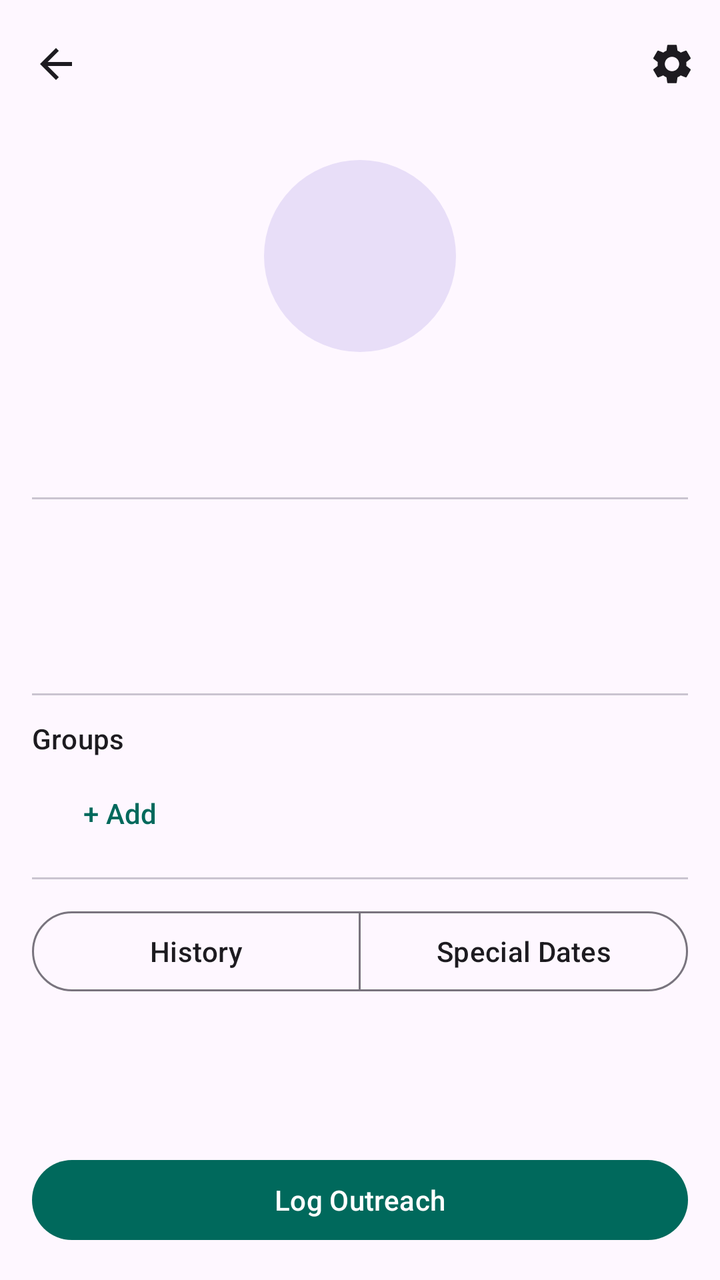
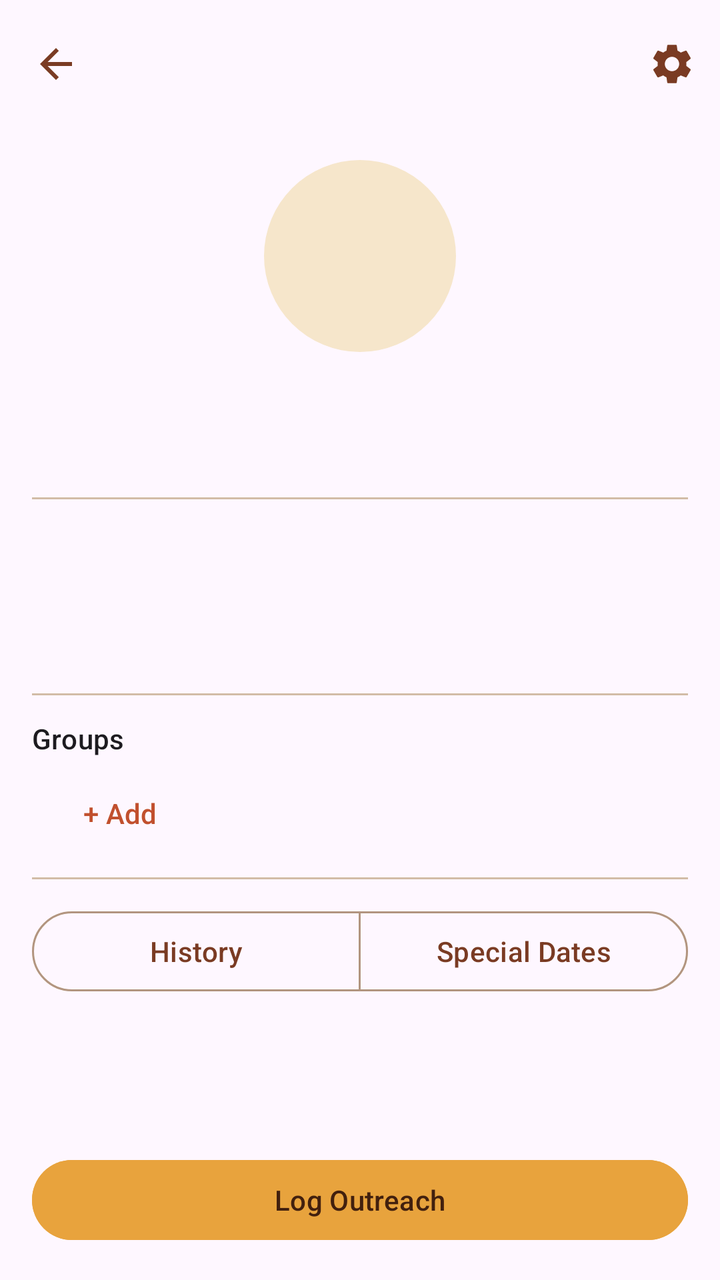

An Android layout rendered at two revisions. The XML below is the earlier revision; the diff shows what the commit changed to produce the second picture.
<!-- AndroidManifest.xml: application theme Theme.FriendMinder -->
<!-- res/layout/fragment_contact_detail.xml -->
<?xml version="1.0" encoding="utf-8"?>
<LinearLayout xmlns:android="http://schemas.android.com/apk/res/android"
    xmlns:app="http://schemas.android.com/apk/res-auto"
    android:layout_width="match_parent"
    android:layout_height="match_parent"
    android:orientation="vertical">

    <com.google.android.material.appbar.MaterialToolbar
        android:id="@+id/toolbar"
        android:layout_width="match_parent"
        android:layout_height="?attr/actionBarSize"
        app:navigationIcon="@drawable/ic_arrow_back"
        app:menu="@menu/menu_contact_detail" />

    <ScrollView
        android:layout_width="match_parent"
        android:layout_height="wrap_content"
        android:layout_marginBottom="@dimen/fm_space_2">

        <LinearLayout
            android:layout_width="match_parent"
            android:layout_height="wrap_content"
            android:orientation="vertical"
            android:padding="@dimen/fm_space_4">

            <FrameLayout
                android:layout_width="@dimen/fm_avatar_size_detail"
                android:layout_height="@dimen/fm_avatar_size_detail"
                android:layout_gravity="center_horizontal">

                <ImageView
                    android:id="@+id/contactPhoto"
                    android:layout_width="@dimen/fm_avatar_size_detail"
                    android:layout_height="@dimen/fm_avatar_size_detail"
                    android:background="@drawable/bg_avatar_placeholder"
                    android:scaleType="centerCrop"
                    android:visibility="gone"
                    android:contentDescription="@null" />

                <TextView
                    android:id="@+id/contactInitial"
                    android:layout_width="@dimen/fm_avatar_size_detail"
                    android:layout_height="@dimen/fm_avatar_size_detail"
                    android:background="@drawable/bg_avatar_placeholder"
                    android:gravity="center"
                    android:textAppearance="?attr/textAppearanceHeadlineSmall"
                    android:textColor="?attr/colorOnSecondaryContainer" />
            </FrameLayout>

            <TextView
                android:id="@+id/contactNameText"
                android:layout_width="match_parent"
                android:layout_height="wrap_content"
                android:layout_marginTop="@dimen/fm_space_2"
                android:gravity="center"
                android:textAppearance="?attr/textAppearanceHeadlineSmall" />

            <TextView
                android:id="@+id/birthdayFrequencyCaption"
                android:layout_width="match_parent"
                android:layout_height="wrap_content"
                android:gravity="center"
                android:textAppearance="?attr/textAppearanceBodySmall"
                android:textColor="?attr/colorOnSurfaceVariant" />

            <View
                android:layout_width="match_parent"
                android:layout_height="1dp"
                android:layout_marginTop="@dimen/fm_space_4"
                android:background="?attr/colorOutlineVariant" />

            <TextView
                android:id="@+id/lastContactText"
                android:layout_width="match_parent"
                android:layout_height="wrap_content"
                android:layout_marginTop="@dimen/fm_space_3"
                android:textAppearance="?attr/textAppearanceBodyLarge" />

            <TextView
                android:id="@+id/streakText"
                android:layout_width="match_parent"
                android:layout_height="wrap_content"
                android:layout_marginTop="@dimen/fm_space_1"
                android:textAppearance="?attr/textAppearanceBodyLarge" />

            <TextView
                android:id="@+id/reachRateText"
                android:layout_width="match_parent"
                android:layout_height="wrap_content"
                android:layout_marginTop="@dimen/fm_space_1"
                android:textAppearance="?attr/textAppearanceBodyLarge" />

            <View
                android:layout_width="match_parent"
                android:layout_height="1dp"
                android:layout_marginTop="@dimen/fm_space_3"
                android:background="?attr/colorOutlineVariant" />

            <TextView
                android:layout_width="match_parent"
                android:layout_height="wrap_content"
                android:layout_marginTop="@dimen/fm_space_3"
                android:text="@string/label_groups_header"
                android:textAppearance="?attr/textAppearanceLabelLarge" />

            <com.google.android.material.chip.ChipGroup
                android:id="@+id/groupsChipGroup"
                android:layout_width="match_parent"
                android:layout_height="wrap_content"
                android:layout_marginTop="@dimen/fm_space_1" />

            <Button
                android:id="@+id/addGroupButton"
                style="@style/Widget.Material3.Button.TextButton"
                android:layout_width="wrap_content"
                android:layout_height="wrap_content"
                android:text="@string/action_add_group_chip" />

            <View
                android:layout_width="match_parent"
                android:layout_height="1dp"
                android:layout_marginTop="@dimen/fm_space_2"
                android:background="?attr/colorOutlineVariant" />

            <com.google.android.material.button.MaterialButtonToggleGroup
                android:id="@+id/tabToggleGroup"
                android:layout_width="match_parent"
                android:layout_height="wrap_content"
                android:layout_marginTop="@dimen/fm_space_3"
                app:singleSelection="true"
                app:selectionRequired="true">

                <com.google.android.material.button.MaterialButton
                    android:id="@+id/historyToggleButton"
                    style="@style/Widget.Material3.Button.OutlinedButton"
                    android:layout_width="0dp"
                    android:layout_height="48dp"
                    android:layout_weight="1"
                    android:text="@string/label_tab_history" />

                <com.google.android.material.button.MaterialButton
                    android:id="@+id/specialDatesToggleButton"
                    style="@style/Widget.Material3.Button.OutlinedButton"
                    android:layout_width="0dp"
                    android:layout_height="48dp"
                    android:layout_weight="1"
                    android:text="@string/label_tab_special_dates" />
            </com.google.android.material.button.MaterialButtonToggleGroup>
        </LinearLayout>
    </ScrollView>

    <FrameLayout
        android:layout_width="match_parent"
        android:layout_height="0dp"
        android:layout_weight="1">

        <androidx.recyclerview.widget.RecyclerView
            android:id="@+id/historyRecyclerView"
            android:layout_width="match_parent"
            android:layout_height="match_parent" />

        <TextView
            android:id="@+id/historyEmptyText"
            android:layout_width="match_parent"
            android:layout_height="wrap_content"
            android:layout_gravity="center"
            android:gravity="center"
            android:padding="@dimen/fm_space_8"
            android:text="@string/label_history_empty"
            android:textAppearance="?attr/textAppearanceBodyLarge"
            android:visibility="gone" />

        <ScrollView
            android:id="@+id/specialDatesScroll"
            android:layout_width="match_parent"
            android:layout_height="match_parent"
            android:visibility="gone">

            <LinearLayout
                android:layout_width="match_parent"
                android:layout_height="wrap_content"
                android:orientation="vertical"
                android:padding="@dimen/fm_space_4">

                <TextView
                    android:id="@+id/specialDatesEmptyText"
                    android:layout_width="match_parent"
                    android:layout_height="wrap_content"
                    android:gravity="center"
                    android:padding="@dimen/fm_space_4"
                    android:text="@string/label_special_dates_empty"
                    android:textAppearance="?attr/textAppearanceBodyLarge"
                    android:visibility="gone" />

                <LinearLayout
                    android:id="@+id/specialDatesContainer"
                    android:layout_width="match_parent"
                    android:layout_height="wrap_content"
                    android:orientation="vertical" />

                <Button
                    android:id="@+id/addSpecialDateButton"
                    style="@style/Widget.Material3.Button.OutlinedButton"
                    android:layout_width="match_parent"
                    android:layout_height="48dp"
                    android:layout_marginTop="@dimen/fm_space_4"
                    android:text="@string/action_add_special_date" />
            </LinearLayout>
        </ScrollView>
    </FrameLayout>

    <Button
        android:id="@+id/logOutreachButton"
        style="@style/Widget.Material3.Button"
        android:layout_width="match_parent"
        android:layout_height="48dp"
        android:layout_margin="@dimen/fm_space_4"
        android:text="@string/action_log_outreach" />
</LinearLayout>
<!-- resources referenced by this layout -->
<resources>
  <dimen name="fm_avatar_size_detail">96dp</dimen>
  <dimen name="fm_space_1">4dp</dimen>
  <dimen name="fm_space_2">8dp</dimen>
  <dimen name="fm_space_3">12dp</dimen>
  <dimen name="fm_space_4">16dp</dimen>
  <dimen name="fm_space_8">32dp</dimen>
  <!-- drawable bg_avatar_placeholder (drawable) -->
  <shape xmlns:android="http://schemas.android.com/apk/res/android" android:shape="oval">
      <solid android:color="?attr/colorSecondaryContainer" />
  </shape>
  <!-- drawable ic_arrow_back (drawable) -->
  <vector xmlns:android="http://schemas.android.com/apk/res/android"
      android:width="24dp"
      android:height="24dp"
      android:viewportWidth="24"
      android:viewportHeight="24"
      android:tint="?attr/colorOnSurface">
      <path
          android:fillColor="@android:color/white"
          android:pathData="M20,11H7.83l5.59,-5.59L12,4l-8,8 8,8 1.41,-1.41L7.83,13H20v-2z" />
  </vector>
  <string name="action_add_group_chip">+ Add</string>
  <string name="action_add_special_date">Add special date</string>
  <string name="action_log_outreach">Log Outreach</string>
  <string name="label_groups_header">Groups</string>
  <string name="label_history_empty">No outreach logged yet — send a message or log a hangout</string>
  <string name="label_special_dates_empty">No special dates yet</string>
  <string name="label_tab_history">History</string>
  <string name="label_tab_special_dates">Special Dates</string>
  <style name="Theme.FriendMinder" parent="Theme.Material3.DayNight.NoActionBar">
          <item name="colorPrimary">@color/fm_primary</item>
          <item name="colorSecondary">@color/fm_secondary</item>
          <item name="colorOnPrimary">@color/fm_avatar_initials_light</item>
          <item name="colorOnSecondary">@color/fm_avatar_initials_light</item>
      </style>
  <color name="fm_primary">#00695C</color>
  <color name="fm_secondary">#E8871E</color>
  <color name="fm_avatar_initials_light">#FFFFFF</color>
</resources>

<!-- the commit's change to res/layout/fragment_contact_detail.xml (unified diff, before → after) -->
@@ -209,11 +209,14 @@
         </ScrollView>
     </FrameLayout>
 
+    
     <Button
         android:id="@+id/logOutreachButton"
         style="@style/Widget.Material3.Button"
         android:layout_width="match_parent"
         android:layout_height="48dp"
         android:layout_margin="@dimen/fm_space_4"
+        android:backgroundTint="@color/btn_gold_background"
+        android:textColor="@color/btn_gold_label"
         android:text="@string/action_log_outreach" />
 </LinearLayout>
<!-- resource entries referenced after the edit -->
@@ -29,14 +29,45 @@
   <string name="label_special_dates_empty">No special dates yet</string>
   <string name="label_tab_history">History</string>
   <string name="label_tab_special_dates">Special Dates</string>
-  <style name="Theme.FriendMinder" parent="Theme.Material3.DayNight.NoActionBar">
+  <style name="Theme.FriendMinder" parent="Theme.Material3.Light.NoActionBar">
           <item name="colorPrimary">@color/fm_primary</item>
+          <item name="colorOnPrimary">@color/fm_on_primary</item>
+          <item name="colorPrimaryContainer">@color/fm_primary_container</item>
+          <item name="colorOnPrimaryContainer">@color/fm_on_primary_container</item>
+  
           <item name="colorSecondary">@color/fm_secondary</item>
-          <item name="colorOnPrimary">@color/fm_avatar_initials_light</item>
-          <item name="colorOnSecondary">@color/fm_avatar_initials_light</item>
+          <item name="colorOnSecondary">@color/fm_on_secondary</item>
+          <item name="colorSecondaryContainer">@color/fm_secondary_container</item>
+          <item name="colorOnSecondaryContainer">@color/fm_on_secondary_container</item>
+  
+          <item name="colorSurface">@color/fm_surface</item>
+          <item name="colorOnSurface">@color/fm_ink</item>
+          <item name="colorSurfaceVariant">@color/fm_surface_variant</item>
+          <item name="colorOnSurfaceVariant">@color/fm_on_surface_variant</item>
+  
+          <item name="colorOutline">@color/fm_outline</item>
+          <item name="colorOutlineVariant">@color/fm_outline_variant</item>
+  
+          <item name="colorError">@color/fm_error</item>
+          <item name="colorErrorContainer">@color/fm_error_container</item>
+          <item name="colorOnErrorContainer">@color/fm_on_error_container</item>
       </style>
-  <color name="fm_primary">#00695C</color>
-  <color name="fm_secondary">#E8871E</color>
-  <color name="fm_avatar_initials_light">#FFFFFF</color>
+  <color name="fm_primary">#C1502E</color>
+  <color name="fm_on_primary">#FFFFFF</color>
+  <color name="fm_primary_container">#F1D8D0</color>
+  <color name="fm_on_primary_container">#7A3B23</color>
+  <color name="fm_secondary">#E8A33D</color>
+  <color name="fm_on_secondary">#42200E</color>
+  <color name="fm_secondary_container">#F6E6CB</color>
+  <color name="fm_on_secondary_container">#42200E</color>
+  <color name="fm_surface">#FBF1E4</color>
+  <color name="fm_ink">#7A3B23</color>
+  <color name="fm_surface_variant">#F3E4CF</color>
+  <color name="fm_on_surface_variant">#6B5647</color>
+  <color name="fm_outline">#B29580</color>
+  <color name="fm_outline_variant">#D2BCA7</color>
+  <color name="fm_error">#B3261E</color>
+  <color name="fm_error_container">#F9DEDC</color>
+  <color name="fm_on_error_container">#410E0B</color>
 </resources>
 
